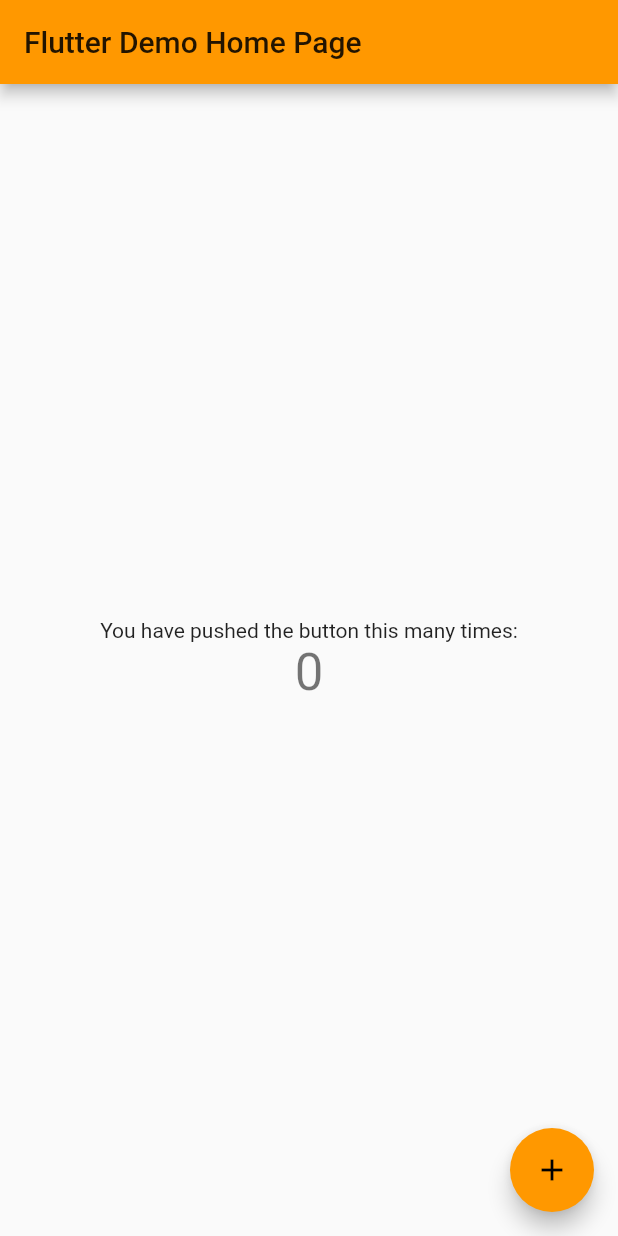
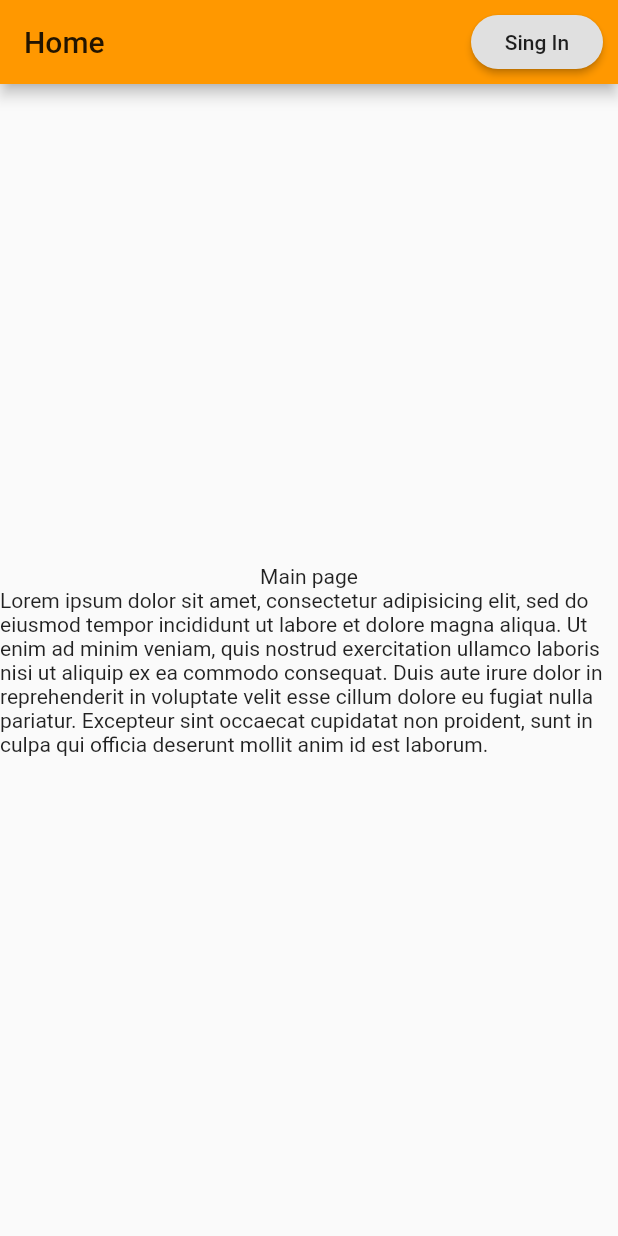
Before and after one commit to georgsvit/smart_dripper_frontend, a Flutter app: the screen it shows after launch, on a phone screen of 412 x 824 dp. Run offline on Flutter 3.47's test engine with Material 2 defaults, Android fonts, the phone set to English and light mode, and no system bars; our stand-ins replace shared_preferences.

Commit message:
Simple main page implemented

```diff
--- a/lib/main.dart
+++ b/lib/main.dart
@@ -1,113 +1,74 @@
 import 'package:flutter/material.dart';
+import 'package:smart_dripper_frontend/dialogs/login_dialog.dart';
+import 'package:smart_dripper_frontend/pages/profile_page.dart';
+import 'package:smart_dripper_frontend/utils/authentication.dart';
+
+//import 'login/login_screen.dart';
 
 void main() {
   runApp(MyApp());
 }
 
 class MyApp extends StatelessWidget {
-  // This widget is the root of your application.
   @override
   Widget build(BuildContext context) {
     return MaterialApp(
-      title: 'Flutter Demo',
-      theme: ThemeData(
-        // This is the theme of your application.
-        //
-        // Try running your application with "flutter run". You'll see the
-        // application has a blue toolbar. Then, without quitting the app, try
-        // changing the primarySwatch below to Colors.green and then invoke
-        // "hot reload" (press "r" in the console where you ran "flutter run",
-        // or simply save your changes to "hot reload" in a Flutter IDE).
-        // Notice that the counter didn't reset back to zero; the application
-        // is not restarted.
-        primarySwatch: Colors.orange
-      ),
-      home: MyHomePage(title: 'Flutter Demo Home Page'),
-    );
+        title: 'Flutter Demo',
+        theme: ThemeData(primarySwatch: Colors.orange),
+        routes: {
+          '/': (context) => HomePage(),
+          '/profile': (context) => ProfilePage()
+        },
+        //LoginScreen()
+        //MyHomePage(title: 'Flutter Demo Home Page'),
+        );
   }
 }
 
-class MyHomePage extends StatefulWidget {
-  MyHomePage({Key key, this.title}) : super(key: key);
-
-  // This widget is the home page of your application. It is stateful, meaning
-  // that it has a State object (defined below) that contains fields that affect
-  // how it looks.
-
-  // This class is the configuration for the state. It holds the values (in this
-  // case the title) provided by the parent (in this case the App widget) and
-  // used by the build method of the State. Fields in a Widget subclass are
-  // always marked "final".
-
-  final String title;
-
-  @override
-  _MyHomePageState createState() => _MyHomePageState();
-}
-
-class _MyHomePageState extends State<MyHomePage> {
-  int _counter = 0;
-
-  void _incrementCounter() {
-    setState(() {
-      // This call to setState tells the Flutter framework that something has
-      // changed in this State, which causes it to rerun the build method below
-      // so that the display can reflect the updated values. If we changed
-      // _counter without calling setState(), then the build method would not be
-      // called again, and so nothing would appear to happen.
-      _counter++;
-    });
-  }
-
+class HomePage extends StatelessWidget {
   @override
   Widget build(BuildContext context) {
-    // This method is rerun every time setState is called, for instance as done
-    // by the _incrementCounter method above.
-    //
-    // The Flutter framework has been optimized to make rerunning build methods
-    // fast, so that you can just rebuild anything that needs updating rather
-    // than having to individually change instances of widgets.
     return Scaffold(
       appBar: AppBar(
-        // Here we take the value from the MyHomePage object that was created by
-        // the App.build method, and use it to set our appbar title.
-        title: Text(widget.title),
+        title: Text("Home"),
+        actions: [
+          Padding(
+            padding: EdgeInsets.all(10.0),
+            child: RaisedButton(
+              child: Text("Sing In"),
+              shape: RoundedRectangleBorder(
+                borderRadius: BorderRadius.circular(18.0)
+              ),
+              onPressed: () => {
+                showDialog(context: context, builder: (BuildContext context) {
+                  var height = MediaQuery.of(context).size.height;
+                  var width = MediaQuery.of(context).size.width;
+
+                  return Container(
+                    height: height - 400,
+                    width: width - 400,
+                    child: LoginDialog(),
+                  );
+                  //return ;
+                })
+              },
+            ),
+          )
+        ],
       ),
       body: Center(
-        // Center is a layout widget. It takes a single child and positions it
-        // in the middle of the parent.
         child: Column(
-          // Column is also a layout widget. It takes a list of children and
-          // arranges them vertically. By default, it sizes itself to fit its
-          // children horizontally, and tries to be as tall as its parent.
-          //
-          // Invoke "debug painting" (press "p" in the console, choose the
-          // "Toggle Debug Paint" action from the Flutter Inspector in Android
-          // Studio, or the "Toggle Debug Paint" command in Visual Studio Code)
-          // to see the wireframe for each widget.
-          //
-          // Column has various properties to control how it sizes itself and
-          // how it positions its children. Here we use mainAxisAlignment to
-          // center the children vertically; the main axis here is the vertical
-          // axis because Columns are vertical (the cross axis would be
-          // horizontal).
           mainAxisAlignment: MainAxisAlignment.center,
           children: <Widget>[
             Text(
-              'You have pushed the button this many times:',
+              'Main page',
             ),
             Text(
-              '$_counter',
-              style: Theme.of(context).textTheme.headline4,
+              'Lorem ipsum dolor sit amet, consectetur adipisicing elit, sed do eiusmod tempor incididunt ut labore et dolore magna aliqua. Ut enim ad minim veniam, quis nostrud exercitation ullamco laboris nisi ut aliquip ex ea commodo consequat. Duis aute irure dolor in reprehenderit in voluptate velit esse cillum dolore eu fugiat nulla pariatur. Excepteur sint occaecat cupidatat non proident, sunt in culpa qui officia deserunt mollit anim id est laborum.',
             ),
           ],
         ),
       ),
-      floatingActionButton: FloatingActionButton(
-        onPressed: _incrementCounter,
-        tooltip: 'Increment',
-        child: Icon(Icons.add),
-      ), // This trailing comma makes auto-formatting nicer for build methods.
     );
   }
 }
```
